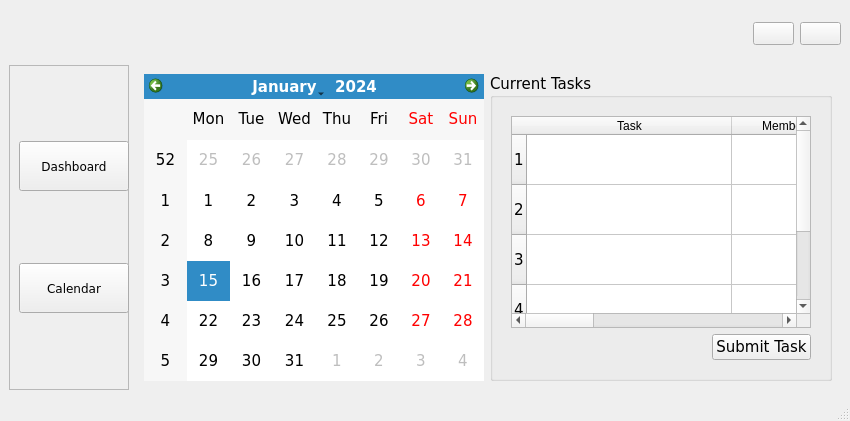
Qt form CLOCKWORK_SEMESTER/dashboard_employee_updated.ui (AmielJohnPadasay/ClockWork) before a commit.
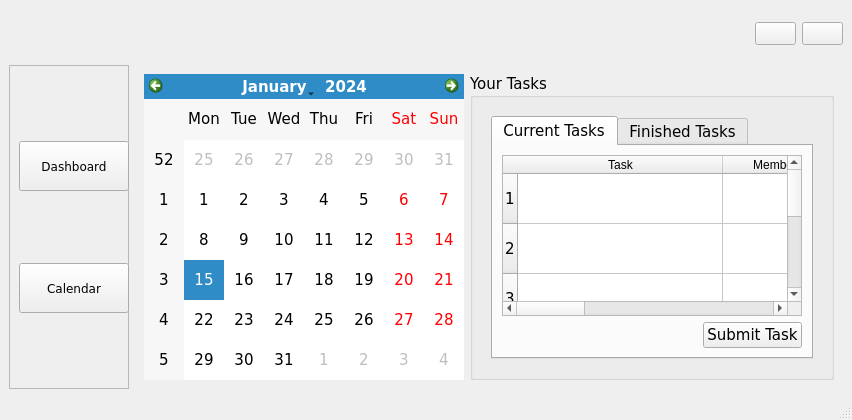
The same form after that commit. The open tabs and pages were chosen to show the change. Icons and pictures are not drawn.

The edit to the form file:
```diff
--- a/CLOCKWORK_SEMESTER/dashboard_employee_updated.ui
+++ b/CLOCKWORK_SEMESTER/dashboard_employee_updated.ui
@@ -6,8 +6,8 @@
    <rect>
     <x>0</x>
     <y>0</y>
-    <width>850</width>
-    <height>421</height>
+    <width>842</width>
+    <height>420</height>
    </rect>
   </property>
   <property name="font">
@@ -274,12 +274,90 @@
         <item row="0" column="1">
          <widget class="QGroupBox" name="task_groupbox">
           <property name="title">
-           <string>Current Tasks</string>
+           <string>Your Tasks</string>
           </property>
-          <layout class="QGridLayout" name="gridLayout_3">
-           <item row="0" column="0">
-            <widget class="QFrame" name="tab_task">
              <layout class="QGridLayout" name="gridLayout_6">
+           <item row="0" column="0">
+            <widget class="QFrame" name="tab_task">
+             <layout class="QGridLayout" name="gridLayout_3">
+              <item row="0" column="0">
+               <widget class="QTabWidget" name="employee_tabWidget">
+                <property name="currentIndex">
+                 <number>0</number>
+                </property>
+                <widget class="QWidget" name="current_tasks">
+                 <attribute name="title">
+                  <string>Current Tasks</string>
+                 </attribute>
+                 <layout class="QGridLayout" name="gridLayout_7">
+                  <item row="0" column="0" colspan="2">
+                   <widget class="QTableWidget" name="calendartask_table">
+                    <property name="minimumSize">
+                     <size>
+                      <width>300</width>
+                      <height>0</height>
+                     </size>
+                    </property>
+                    <property name="horizontalScrollMode">
+                     <enum>QAbstractItemView::ScrollMode::ScrollPerPixel</enum>
+                    </property>
+                    <attribute name="horizontalHeaderMinimumSectionSize">
+                     <number>205</number>
+                    </attribute>
+                    <attribute name="horizontalHeaderDefaultSectionSize">
+                     <number>205</number>
+                    </attribute>
+                    <attribute name="horizontalHeaderStretchLastSection">
+                     <bool>true</bool>
+                    </attribute>
+                    <attribute name="verticalHeaderDefaultSectionSize">
+                     <number>50</number>
+                    </attribute>
+                    <row/>
+                    <row/>
+                    <row/>
+                    <row/>
+                    <row/>
+                    <column>
+                     <property name="text">
+                      <string>Task</string>
+                     </property>
+                    </column>
+                    <column>
+                     <property name="text">
+                      <string>Members/Groups Assigned</string>
+                     </property>
+                    </column>
+                    <column>
+                     <property name="text">
+                      <string>Status</string>
+                     </property>
+                    </column>
+                    <column>
+                     <property name="text">
+                      <string>Priority Level</string>
+                     </property>
+                    </column>
+                    <column>
+                     <property name="text">
+                      <string>Due Date</string>
+                     </property>
+                    </column>
+                   </widget>
+                  </item>
+                  <item row="1" column="0">
+                   <spacer name="horizontalSpacer_3">
+                    <property name="orientation">
+                     <enum>Qt::Orientation::Horizontal</enum>
+                    </property>
+                    <property name="sizeHint" stdset="0">
+                     <size>
+                      <width>40</width>
+                      <height>20</height>
+                     </size>
+                    </property>
+                   </spacer>
+                  </item>
               <item row="1" column="1">
                <widget class="QPushButton" name="submit_task_btn">
                 <property name="text">
@@ -287,21 +365,15 @@
                 </property>
                </widget>
               </item>
-              <item row="1" column="0">
-               <spacer name="horizontalSpacer_3">
-                <property name="orientation">
-                 <enum>Qt::Orientation::Horizontal</enum>
-                </property>
-                <property name="sizeHint" stdset="0">
-                 <size>
-                  <width>40</width>
-                  <height>20</height>
-                 </size>
-                </property>
-               </spacer>
-              </item>
+                 </layout>
+                </widget>
+                <widget class="QWidget" name="finished_tasks">
+                 <attribute name="title">
+                  <string>Finished Tasks</string>
+                 </attribute>
+                 <layout class="QGridLayout" name="gridLayout_8">
               <item row="0" column="0" colspan="2">
-               <widget class="QTableWidget" name="calendartask_table">
+                   <widget class="QTableWidget" name="finishedtask_table">
                 <property name="minimumSize">
                  <size>
                   <width>300</width>
@@ -353,6 +425,30 @@
                   <string>Due Date</string>
                  </property>
                 </column>
+                   </widget>
+                  </item>
+                  <item row="1" column="0">
+                   <spacer name="horizontalSpacer_4">
+                    <property name="orientation">
+                     <enum>Qt::Orientation::Horizontal</enum>
+                    </property>
+                    <property name="sizeHint" stdset="0">
+                     <size>
+                      <width>199</width>
+                      <height>20</height>
+                     </size>
+                    </property>
+                   </spacer>
+                  </item>
+                  <item row="1" column="1">
+                   <widget class="QPushButton" name="check_task_btn">
+                    <property name="text">
+                     <string>Check Task</string>
+                    </property>
+                   </widget>
+                  </item>
+                 </layout>
+                </widget>
                </widget>
               </item>
              </layout>
```
Left out of the diff: 4 changed lines with no effect on the pictures. Lines whose indentation alone changed are shown as unchanged.
